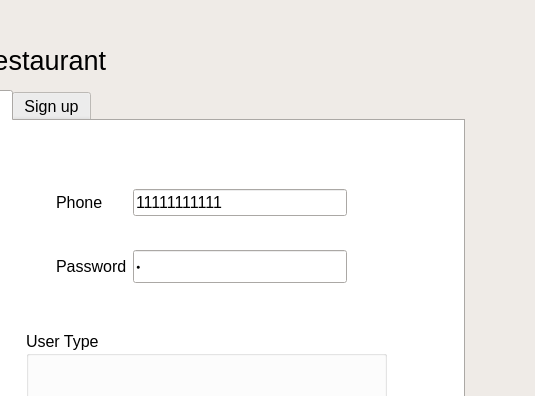
Old version of the form logindlg.ui in the repository zrd96/restaurant; both pictures show x 126 to 661 and y 0 to 396 of the 661 by 649 pixel window.
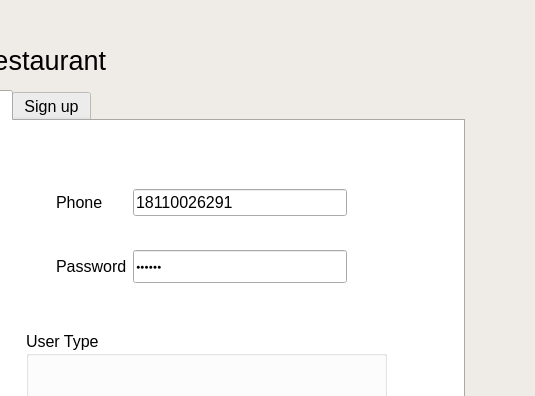
New version of the form.

```diff
--- a/logindlg.ui
+++ b/logindlg.ui
@@ -179,7 +179,7 @@
       <item row="0" column="1">
        <widget class="QLineEdit" name="lineEditPhoneLogin">
         <property name="text">
-         <string>11111111111</string>
+         <string>18110026291</string>
         </property>
        </widget>
       </item>
@@ -203,7 +203,7 @@
          </font>
         </property>
         <property name="text">
-         <string>1</string>
+         <string>111111</string>
         </property>
         <property name="echoMode">
          <enum>QLineEdit::Password</enum>
```
